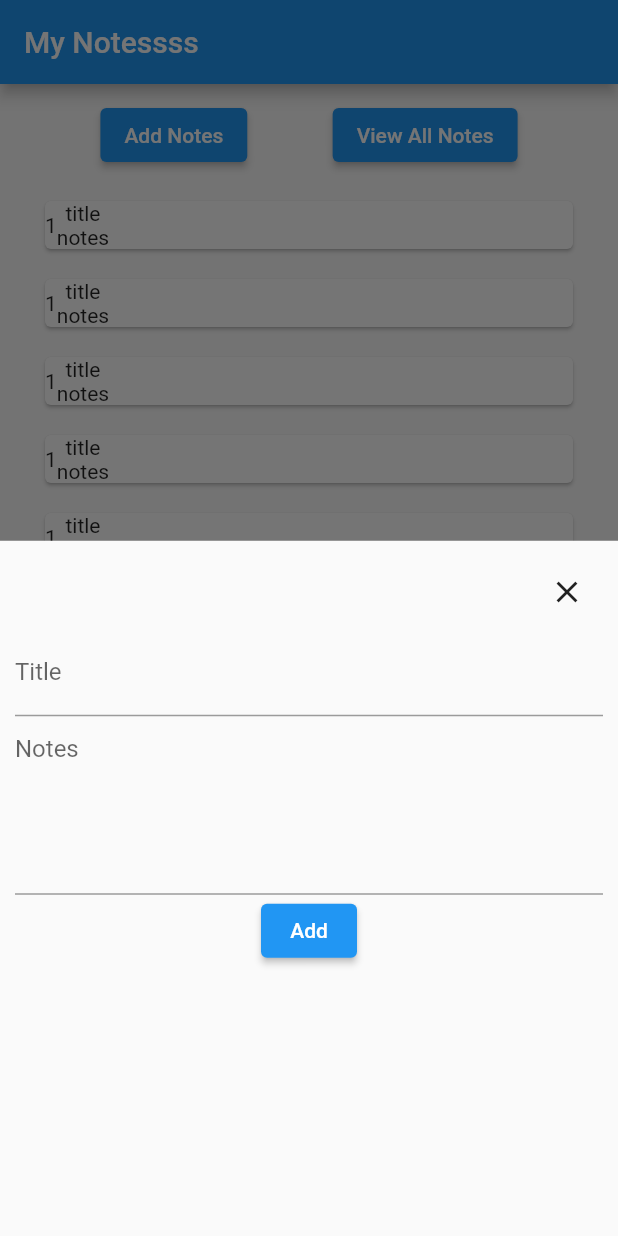
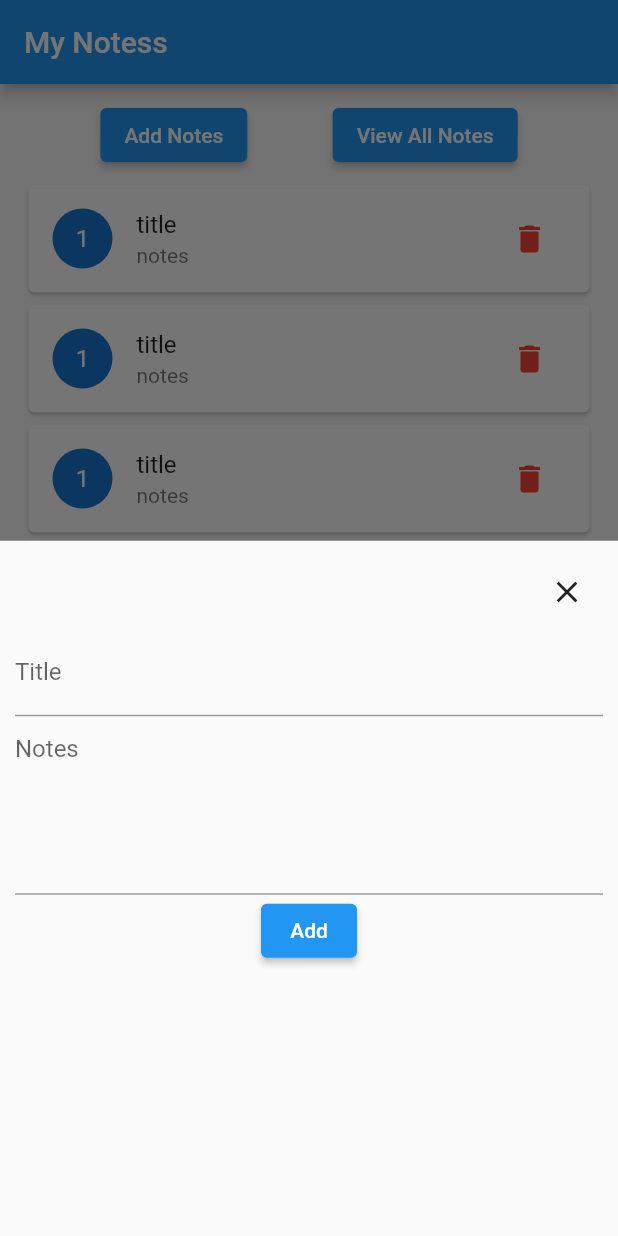
Before and after one commit to chandrakanthh/first_app, a Flutter app: the screen it shows after launch, after a tap on "Add Notes", on a phone screen of 412 x 824 dp. Run offline on Flutter 3.47's test engine with Material 2 defaults, Android fonts, the phone set to English and light mode, and no system bars; our stand-ins replace fluttertoast.

Commit message:
delete item in list view and added Mediaquery for list view height

```diff
--- a/lib/add_notes.dart
+++ b/lib/add_notes.dart
@@ -1,11 +1,14 @@
+import 'package:first_app/main.dart';
 import 'package:flutter/material.dart';
-import 'package:flutter/widgets.dart';
 import 'package:fluttertoast/fluttertoast.dart';
 
 class AddNotes extends StatefulWidget {
-  //AddNotes({Key? key}) : super(key: key);
+  final AddNewNotes? addNewNotes;
+  final Function editNotesCallBack;
   final Function addNotesCallback;
-  AddNotes(this.addNotesCallback);
+  AddNotes(this.addNotesCallback,this.editNotesCallBack, this.addNewNotes);
+
+ // const AddNotes({Key? key,this.addNewNotes, required this.editNotesCallBack, required this.addNotesCallback}) : super(key: key);
 
   @override
   _AddNotesState createState() => _AddNotesState();
@@ -26,7 +29,11 @@ class _AddNotesState extends State<AddNotes> {
         textColor: Colors.white,
         fontSize: 12);
 
-    widget.addNotesCallback(titleController.text, notesController.text);
+    if(widget.addNewNotes!=null) {
+      widget.editNotesCallBack(titleController.text, notesController.text);
+    } else {
+      widget.addNotesCallback(titleController.text, notesController.text);
+    }
     Navigator.of(context).pop();
   }
 
--- a/lib/main.dart
+++ b/lib/main.dart
@@ -1,3 +1,4 @@
+import 'dart:io';
 import 'package:first_app/add_notes.dart';
 import 'package:flutter/material.dart';
 import 'package:fluttertoast/fluttertoast.dart';
@@ -8,7 +9,7 @@ class MyNotesApp extends StatelessWidget {
   @override
   Widget build(BuildContext context) {
     return MaterialApp(
-      title: 'My Notess',
+      title: 'My Notes',
       home: MyHomePage(),
     );
   }
@@ -59,11 +60,28 @@ class _MyHomePageState extends State<MyHomePage> {
     });
   }
 
-  void _showAddNotesModal(BuildContext ctx) {
+  void _deleteNotes(int indexPos){
+    Fluttertoast.showToast(msg: "delete clicked",toastLength: Toast.LENGTH_SHORT);
+    setState(() {
+      _addNotesList.removeAt(indexPos);
+    });
+  }
+
+  void _editNotes(int indexPos, AddNewNotes element) {
+    _showAddNotesModal(context,indexPos,element);
+  }
+
+  void _editNotesData(int indexPos){
+    Fluttertoast.showToast(msg: "_editNotesData clicked $indexPos",toastLength: Toast.LENGTH_SHORT);
+    // setState(() {
+    //   _addNotesList.insert(indexPos);
+    // });
+  }
+  void _showAddNotesModal(BuildContext ctx, int? indexPos, AddNewNotes? element) {
     showModalBottomSheet(
         context: ctx,
         builder: (_) {
-          return AddNotes(_addNotesData);
+          return AddNotes(_addNotesData,_editNotesData,element);
           // return GestureDetector(
           //   child: AddNotes(_addNotesData),
           //   //behavior: HitTestBehavior.opaque,
@@ -75,7 +93,7 @@ class _MyHomePageState extends State<MyHomePage> {
   Widget build(BuildContext context) {
     return Scaffold(
       appBar: AppBar(
-        title: const Text('My Notessss'),
+        title: const Text('My Notess'),
       ),
       body: SingleChildScrollView(
         child: Container(
@@ -87,7 +105,7 @@ class _MyHomePageState extends State<MyHomePage> {
                 crossAxisAlignment: CrossAxisAlignment.center,
                 children: <Widget>[
                   ElevatedButton(
-                    onPressed: () => _showAddNotesModal(context),
+                    onPressed: () => _showAddNotesModal(context,null,null),
                     child: const Text("Add Notes"),
                   ),
                   ElevatedButton(
@@ -96,7 +114,7 @@ class _MyHomePageState extends State<MyHomePage> {
                   ),
                 ],
               ),
-              NotesListView(_addNotesList),
+              NotesListView(_addNotesList,_deleteNotes, _editNotes),
             ],
           ),
         ),
@@ -107,18 +125,29 @@ class _MyHomePageState extends State<MyHomePage> {
 
 class NotesListView extends StatelessWidget {
   final List<AddNewNotes> addNotesList;
+  final Function onDeleteCallBack;
+  final Function onEditNoteCallBack;
 
-  NotesListView(this.addNotesList);
+  NotesListView(this.addNotesList, this.onDeleteCallBack, this.onEditNoteCallBack);
+
+
+  void deleteNote(int indexPos){
+    onDeleteCallBack(indexPos);
+  }
+
+  void editNotes(int indexPos){
+    onEditNoteCallBack(indexPos);
+  }
 
   @override
   Widget build(BuildContext context) {
     return Container(
-        height: 300,
-        margin: const EdgeInsets.all(10),
+        height: MediaQuery.of(context).size.height * 0.8,
+        margin: const EdgeInsets.all(5),
         child: ListView.builder(
           shrinkWrap: true,
           itemBuilder: (context, index) {
-            return Card(
+            /*return Card(
               margin: const EdgeInsets.all(10),
               child: Row(
                 children: [
@@ -135,11 +164,40 @@ class NotesListView extends StatelessWidget {
                   )
                 ],
               ),
+            );*/
+            return Card(
+              child: ListTile(
+                leading: CircleAvatar(
+                  child:Text(
+                  addNotesList[index].id.toString(),
+                  textAlign: TextAlign.center,
+                ),),
+                //TextButton(child: Text(addNotesList[index].id.toString(),),onPressed: () {},),
+           /* Text(
+            addNotesList[index].id.toString(),),*/
+                title: Text(addNotesList[index].title),
+                subtitle: Text(addNotesList[index].notes),
+                isThreeLine: false,
+                trailing: IconButton(
+                  icon: const Icon(Icons.delete,),
+                  onPressed: () => {
+                    deleteNote(index)
+                  },
+                  color: Colors.red,
+                ),
+                onTap: () {
+                  editNotes(addNotesList[index].id);
+                },
+              ),
+
             );
           },
           itemCount: addNotesList.length,
         ));
   }
+
+
+
 }
 
 //model class
```
